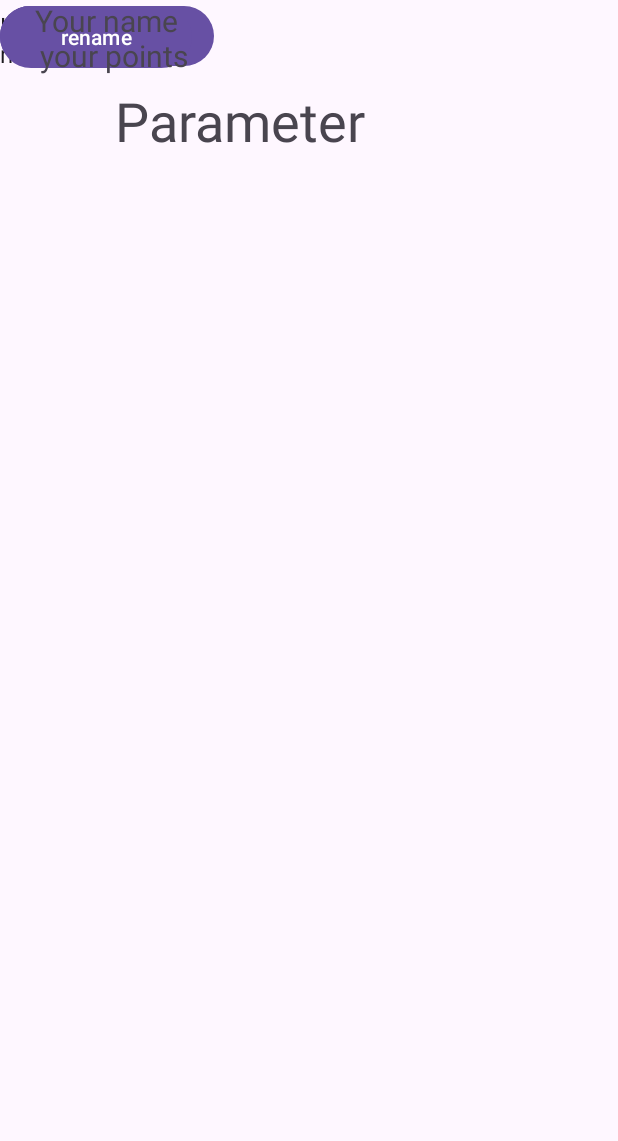
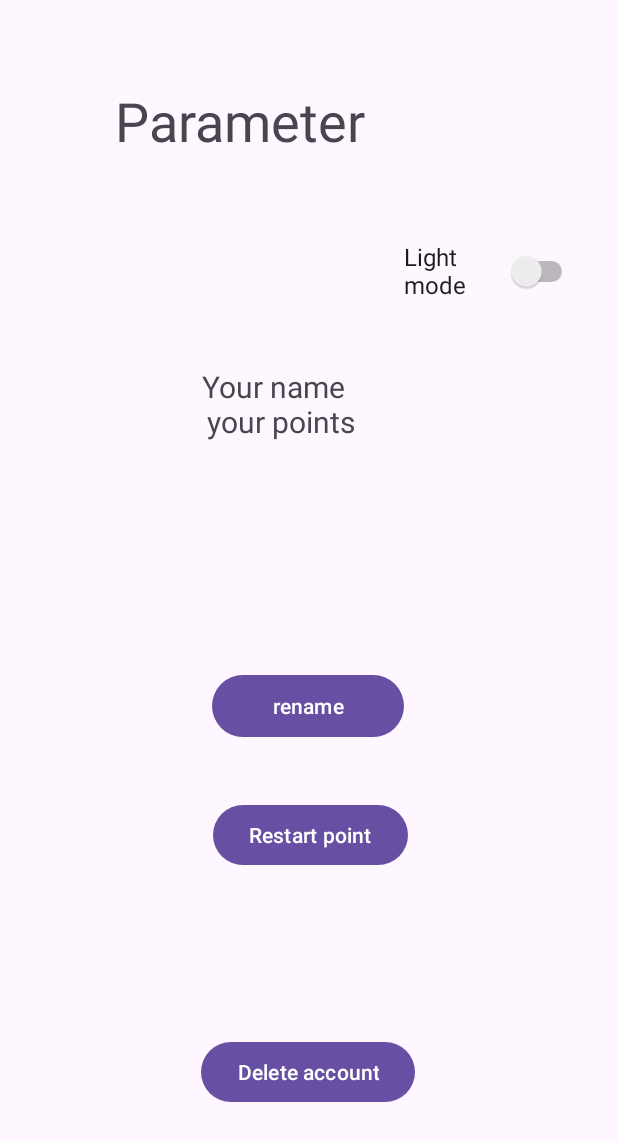
Before and after one commit to Arthur-Vogel/LeQuizzyBaguette, an Android app: the ParameterActivity screen opened directly, with no data from a screen before it, on a phone screen of 412 x 824 dp. Shown: the top 1141 px of the screen. Run offline under Robolectric (Android 15) with nearby library versions, the light colour scheme and no system bars.

Commit message:
fix compiling error

```diff
--- a/app/src/main/res/layout/activity_parameter.xml
+++ b/app/src/main/res/layout/activity_parameter.xml
@@ -27,32 +27,48 @@
         android:layout_height="53dp"
         android:text="Light mode"
         android:textSize="16sp"
-        tools:layout_editor_absoluteX="253dp"
-        tools:layout_editor_absoluteY="144dp" />
+        app:layout_constraintBottom_toBottomOf="parent"
+        app:layout_constraintEnd_toEndOf="parent"
+        app:layout_constraintHorizontal_bias="0.911"
+        app:layout_constraintStart_toStartOf="parent"
+        app:layout_constraintTop_toBottomOf="@+id/textView"
+        app:layout_constraintVertical_bias="0.067" />
 
     <Button
         android:id="@+id/button"
         android:layout_width="wrap_content"
         android:layout_height="wrap_content"
         android:text="Restart point"
-        tools:layout_editor_absoluteX="138dp"
-        tools:layout_editor_absoluteY="448dp" />
+        app:layout_constraintBottom_toBottomOf="parent"
+        app:layout_constraintEnd_toEndOf="parent"
+        app:layout_constraintHorizontal_bias="0.503"
+        app:layout_constraintStart_toStartOf="parent"
+        app:layout_constraintTop_toTopOf="parent"
+        app:layout_constraintVertical_bias="0.686" />
 
     <Button
         android:id="@+id/button2"
         android:layout_width="wrap_content"
         android:layout_height="wrap_content"
         android:text="Delete account"
-        tools:layout_editor_absoluteX="133dp"
-        tools:layout_editor_absoluteY="655dp" />
+        app:layout_constraintBottom_toBottomOf="parent"
+        app:layout_constraintEnd_toEndOf="parent"
+        app:layout_constraintHorizontal_bias="0.498"
+        app:layout_constraintStart_toStartOf="parent"
+        app:layout_constraintTop_toTopOf="parent"
+        app:layout_constraintVertical_bias="0.89" />
 
     <Button
         android:id="@+id/button3"
         android:layout_width="128dp"
         android:layout_height="49dp"
         android:text="rename"
-        tools:layout_editor_absoluteX="141dp"
-        tools:layout_editor_absoluteY="371dp" />
+        app:layout_constraintBottom_toBottomOf="parent"
+        app:layout_constraintEnd_toEndOf="parent"
+        app:layout_constraintHorizontal_bias="0.498"
+        app:layout_constraintStart_toStartOf="parent"
+        app:layout_constraintTop_toTopOf="parent"
+        app:layout_constraintVertical_bias="0.576" />
 
     <TextView
         android:id="@+id/textView2"
@@ -61,6 +77,10 @@
         android:text="Your name \n your points"
         android:textAlignment="center"
         android:textSize="20sp"
-        tools:layout_editor_absoluteX="132dp"
-        tools:layout_editor_absoluteY="230dp" />
+        app:layout_constraintBottom_toBottomOf="parent"
+        app:layout_constraintEnd_toEndOf="parent"
+        app:layout_constraintHorizontal_bias="0.42"
+        app:layout_constraintStart_toStartOf="parent"
+        app:layout_constraintTop_toTopOf="parent"
+        app:layout_constraintVertical_bias="0.327" />
 </androidx.constraintlayout.widget.ConstraintLayout>
```
